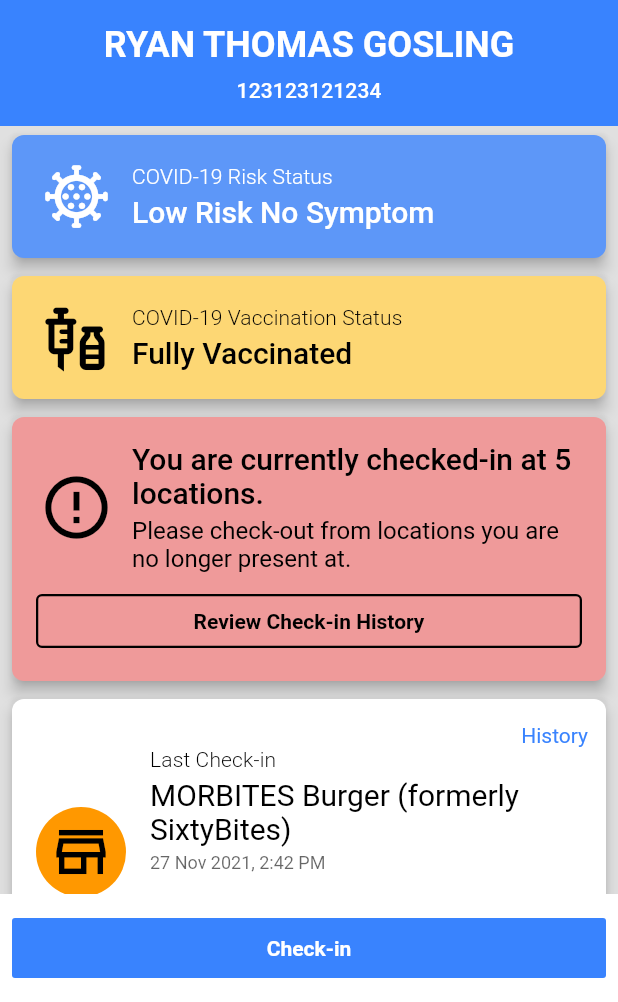
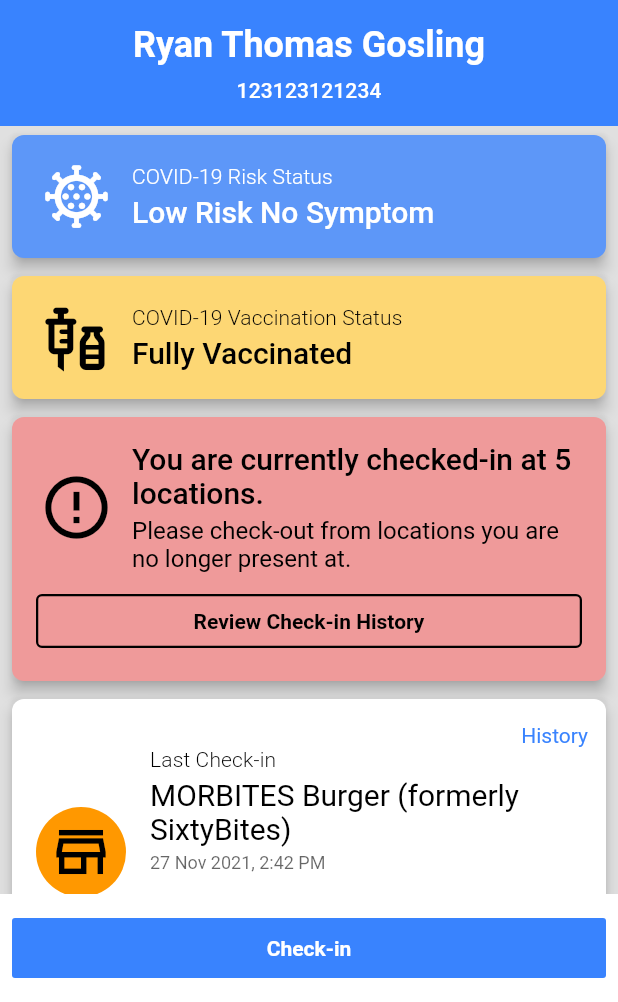
Before and after one commit to benz93chung/pseudosejahtera, a Flutter app: the screen it shows after launch, on a phone screen of 412 x 824 dp, the part 234-1236 px from its top. Run offline on Flutter 3.47's test engine with Material 2 defaults, Android fonts, the phone set to English and light mode, and no system bars; our stand-ins replace equatable, flutter_bloc, get_it, tuple; missing offline and left inert: flutter_statusbarcolor_ns.

Commit message:
Updated README with more screenshots + Small fix for some widgets

```diff
--- a/lib/screens/check_in_details_page/components/check_in_details_internal_card.dart
+++ b/lib/screens/check_in_details_page/components/check_in_details_internal_card.dart
@@ -107,7 +107,7 @@ class CheckInDetailsInternalCard extends StatelessWidget {
                                 fit: FlexFit.loose,
                                 child: CheckInDetailsField(
                                   label: 'Name',
-                                  value: 'Ryan Joseph Gosling',
+                                  value: 'Ryan Thomas Gosling',
                                 ),
                               ),
                               Spacer(),
--- a/lib/screens/status_page/components/name_and_ic_number_section.dart
+++ b/lib/screens/status_page/components/name_and_ic_number_section.dart
@@ -37,7 +37,7 @@ class NameAndICNumberSection extends StatelessWidget {
                   bottom: spacingSmall,
                 ),
                 child: Text(
-                  name.toUpperCase(),
+                  name,
                   style: textTheme.headline5?.copyWith(
                     color: colorScheme.onPrimary,
                     fontWeight: FontWeight.w700,
```
Also changed, not shown: home_screen.png (deleted), 5 other files.
